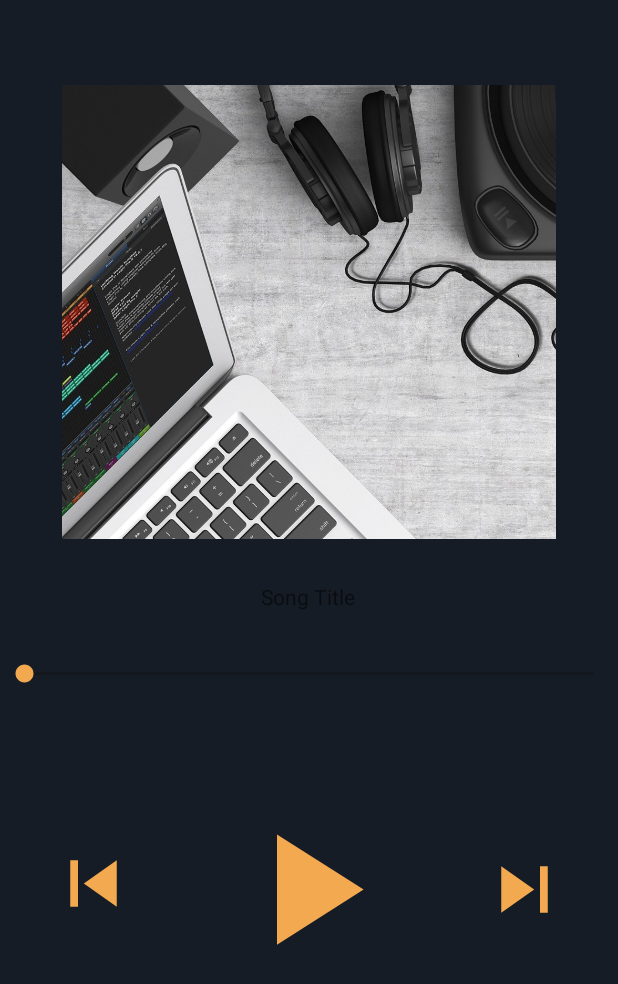
After one commit to cchhu/TAMZ2-projekt, an Android app: the Player screen opened directly, with no data from a screen before it, on a phone screen of 412 x 824 dp. The commit adds this screen. Shown: the top 984 px of the screen. Run offline under Robolectric (Android 15) with nearby library versions, the phone set to English and light mode, and no system bars.

Commit message:
9. commit - Playing songs layout

```diff
--- a/app/build.gradle
+++ b/app/build.gradle
@@ -10,6 +10,8 @@ android {
         versionCode 1
         versionName "1.0"
         testInstrumentationRunner "androidx.test.runner.AndroidJUnitRunner"
+        vectorDrawables.useSupportLibrary = true
+
     }
     buildTypes {
         release {
--- a/app/src/main/AndroidManifest.xml
+++ b/app/src/main/AndroidManifest.xml
@@ -1,7 +1,8 @@
 <?xml version="1.0" encoding="utf-8"?>
 <manifest xmlns:android="http://schemas.android.com/apk/res/android"
     package="com.example.hudebniprehravac">
-    <uses-permission android:name="android.permission.READ_EXTERNAL_STORAGE"/>
+
+    <uses-permission android:name="android.permission.READ_EXTERNAL_STORAGE" />
 
     <application
         android:allowBackup="true"
@@ -10,6 +11,7 @@
         android:roundIcon="@mipmap/ic_music_cir"
         android:supportsRtl="true"
         android:theme="@style/AppTheme">
+        <activity android:name=".Player"></activity>
         <activity android:name=".MainActivity">
             <intent-filter>
                 <action android:name="android.intent.action.MAIN" />
@@ -17,6 +19,7 @@
                 <category android:name="android.intent.category.LAUNCHER" />
             </intent-filter>
         </activity>
+
         <meta-data
             android:name="preloaded_fonts"
             android:resource="@array/preloaded_fonts" />
--- a/app/src/main/java/com/example/hudebniprehravac/AllSongsFragment.java
+++ b/app/src/main/java/com/example/hudebniprehravac/AllSongsFragment.java
@@ -2,6 +2,7 @@ package com.example.hudebniprehravac;
 
 
 import android.Manifest;
+import android.content.Intent;
 import android.os.Bundle;
 
 import androidx.fragment.app.Fragment;
@@ -11,6 +12,7 @@ import android.util.Log;
 import android.view.LayoutInflater;
 import android.view.View;
 import android.view.ViewGroup;
+import android.widget.AdapterView;
 import android.widget.ArrayAdapter;
 import android.widget.ListView;
 
@@ -61,6 +63,8 @@ public class AllSongsFragment extends Fragment {
 
             ArrayAdapterSong=new ArrayAdapter<>(getActivity(),R.layout.row,songs);
             ListViewSongs.setAdapter(ArrayAdapterSong);
+
+
             }
 
             @Override
--- /dev/null
+++ b/app/src/main/java/com/example/hudebniprehravac/Player.java
@@ -0,0 +1,39 @@
+package com.example.hudebniprehravac;
+
+import androidx.appcompat.app.AppCompatActivity;
+
+import android.content.Intent;
+import android.os.Bundle;
+import android.widget.ImageView;
+import android.widget.SeekBar;
+import android.widget.TextView;
+
+import java.io.File;
+import java.lang.reflect.Array;
+import java.util.ArrayList;
+
+public class Player extends AppCompatActivity {
+
+    Bundle songExtraData;
+    ArrayList<File> songFileList;
+    SeekBar seek;
+    TextView title;
+    ImageView playbutt;
+    ImageView nextbutt;
+    ImageView prevbutt;
+
+
+    @Override
+    protected void onCreate(Bundle savedInstanceState) {
+        super.onCreate(savedInstanceState);
+
+        setContentView(R.layout.activity_player);
+
+        seek=findViewById(R.id.seekBar2);
+        title=findViewById(R.id.songtitle);
+        playbutt=findViewById(R.id.imageView6);
+        nextbutt=findViewById(R.id.imageView7);
+        prevbutt=findViewById(R.id.imageView8);
+
+    }
+}
--- /dev/null
+++ b/app/src/main/res/drawable/ic_pause_black_24dp.xml
@@ -0,0 +1,5 @@
+<vector android:height="24dp" android:tint="#F3A94F"
+    android:viewportHeight="24.0" android:viewportWidth="24.0"
+    android:width="24dp" xmlns:android="http://schemas.android.com/apk/res/android">
+    <path android:fillColor="#FF000000" android:pathData="M6,19h4L10,5L6,5v14zM14,5v14h4L18,5h-4z"/>
+</vector>
--- /dev/null
+++ b/app/src/main/res/drawable/ic_play_arrow_black_24dp.xml
@@ -0,0 +1,5 @@
+<vector android:height="24dp" android:tint="#F3A94F"
+    android:viewportHeight="24.0" android:viewportWidth="24.0"
+    android:width="24dp" xmlns:android="http://schemas.android.com/apk/res/android">
+    <path android:fillColor="#FF000000" android:pathData="M8,5v14l11,-7z"/>
+</vector>
--- /dev/null
+++ b/app/src/main/res/drawable/ic_skip_next_black_24dp.xml
@@ -0,0 +1,5 @@
+<vector android:height="24dp" android:tint="#F3A94F"
+    android:viewportHeight="24.0" android:viewportWidth="24.0"
+    android:width="24dp" xmlns:android="http://schemas.android.com/apk/res/android">
+    <path android:fillColor="#FF000000" android:pathData="M6,18l8.5,-6L6,6v12zM16,6v12h2V6h-2z"/>
+</vector>
--- /dev/null
+++ b/app/src/main/res/drawable/ic_skip_previous_black_24dp.xml
@@ -0,0 +1,5 @@
+<vector android:height="24dp" android:tint="#F3A94F"
+    android:viewportHeight="24.0" android:viewportWidth="24.0"
+    android:width="24dp" xmlns:android="http://schemas.android.com/apk/res/android">
+    <path android:fillColor="#FF000000" android:pathData="M6,6h2v12L6,18zM9.5,12l8.5,6L18,6z"/>
+</vector>
--- /dev/null
+++ b/app/src/main/res/layout/activity_player.xml
@@ -0,0 +1,75 @@
+<?xml version="1.0" encoding="utf-8"?>
+<androidx.constraintlayout.widget.ConstraintLayout xmlns:android="http://schemas.android.com/apk/res/android"
+    xmlns:app="http://schemas.android.com/apk/res-auto"
+    xmlns:tools="http://schemas.android.com/tools"
+    android:layout_width="match_parent"
+    android:layout_height="match_parent"
+    android:background="@color/colorPrimaryDark"
+    tools:context=".Player">
+
+    <ImageView
+        android:id="@+id/imageView3"
+        android:layout_width="329dp"
+        android:layout_height="312dp"
+        android:layout_marginTop="52dp"
+        app:layout_constraintEnd_toEndOf="parent"
+        app:layout_constraintStart_toStartOf="parent"
+        app:layout_constraintTop_toTopOf="parent"
+        app:srcCompat="@drawable/mus" />
+
+    <TextView
+        android:id="@+id/songtitle"
+        android:layout_width="wrap_content"
+        android:layout_height="wrap_content"
+        android:layout_marginTop="24dp"
+        android:text="Song Title"
+        app:layout_constraintEnd_toEndOf="parent"
+        app:layout_constraintHorizontal_bias="0.498"
+        app:layout_constraintStart_toStartOf="parent"
+        app:layout_constraintTop_toBottomOf="@+id/imageView3" />
+
+    <SeekBar
+        android:id="@+id/seekBar2"
+        style="@style/Widget.AppCompat.SeekBar"
+        android:layout_width="0dp"
+        android:layout_height="wrap_content"
+        android:layout_marginTop="52dp"
+        app:layout_constraintEnd_toEndOf="parent"
+        app:layout_constraintStart_toStartOf="parent"
+        app:layout_constraintTop_toTopOf="@+id/songtitle" />
+
+    <ImageView
+        android:id="@+id/imageView8"
+        android:layout_width="170dp"
+        android:layout_height="62dp"
+        android:layout_marginTop="100dp"
+        android:layout_marginEnd="160dp"
+        android:layout_marginRight="160dp"
+        app:layout_constraintEnd_toEndOf="@+id/imageView6"
+        app:layout_constraintTop_toBottomOf="@+id/seekBar2"
+        app:srcCompat="@drawable/ic_skip_previous_black_24dp" />
+
+    <ImageView
+        android:id="@+id/imageView7"
+        android:layout_width="170dp"
+        android:layout_height="62dp"
+        android:layout_marginStart="160dp"
+        android:layout_marginLeft="160dp"
+        android:layout_marginTop="104dp"
+        android:contentDescription="TODO"
+        app:layout_constraintStart_toStartOf="@+id/imageView6"
+        app:layout_constraintTop_toBottomOf="@+id/seekBar2"
+        app:srcCompat="@drawable/ic_skip_next_black_24dp" />
+
+    <ImageView
+        android:id="@+id/imageView6"
+        android:layout_width="202dp"
+        android:layout_height="126dp"
+        android:layout_marginTop="72dp"
+        app:layout_constraintEnd_toEndOf="parent"
+        app:layout_constraintHorizontal_bias="0.498"
+        app:layout_constraintStart_toStartOf="parent"
+        app:layout_constraintTop_toBottomOf="@+id/seekBar2"
+        app:srcCompat="@drawable/ic_play_arrow_black_24dp" />
+
+</androidx.constraintlayout.widget.ConstraintLayout>
--- a/app/src/main/res/layout/fragment_just_playing.xml
+++ b/app/src/main/res/layout/fragment_just_playing.xml
@@ -1,11 +1,13 @@
 <?xml version="1.0" encoding="utf-8"?>
 <FrameLayout xmlns:android="http://schemas.android.com/apk/res/android"
+    xmlns:app="http://schemas.android.com/apk/res-auto"
     xmlns:tools="http://schemas.android.com/tools"
     android:layout_width="match_parent"
     android:layout_height="match_parent"
     tools:context=".JustPlayingFragment">
 
     <!-- TODO: Update blank fragment layout -->
+
     <TextView
         android:layout_width="match_parent"
         android:layout_height="wrap_content"
```
Also changed, not shown: app/src/main/res/drawable/mus.jpg (added).
